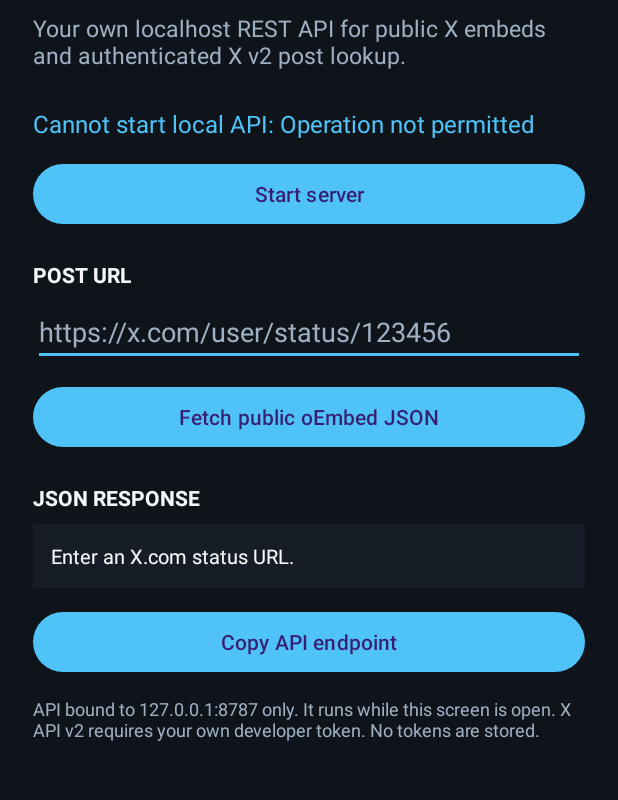
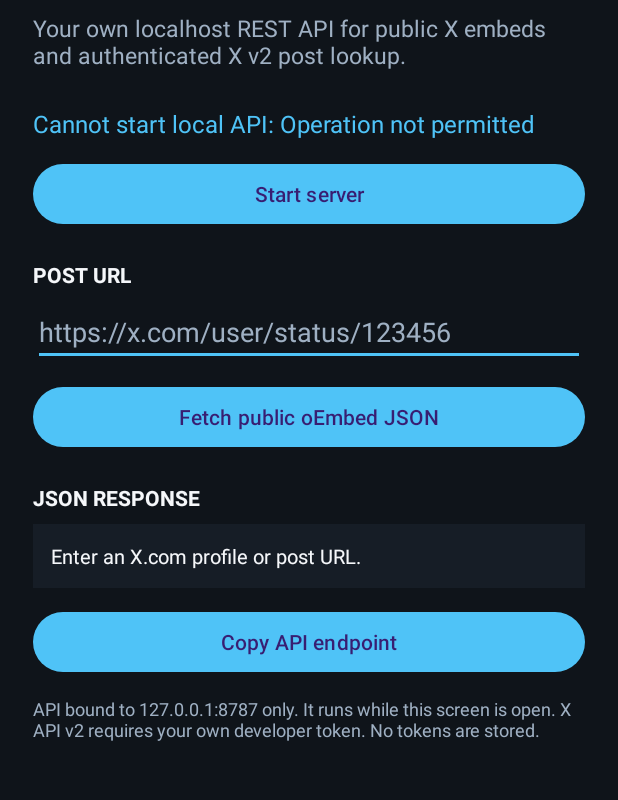
Before and after one commit to Jfdedit3/Bytro-launcher-, an Android app: the screen it shows after launch (MainActivity), after a tap on "Fetch public oEmbed JSON", on a phone screen of 412 x 824 dp, the part 90-890 px from its top. Run offline under Robolectric (Android 15) with nearby library versions, the phone set to English and light mode, and no system bars; network calls fail.

Commit message:
Use public post and profile resolver in Android UI

```diff
--- a/app/src/main/java/com/jfdedit3/bytrolauncher/MainActivity.kt
+++ b/app/src/main/java/com/jfdedit3/bytrolauncher/MainActivity.kt
@@ -37,11 +37,11 @@ class MainActivity : AppCompatActivity() {
         binding.previewButton.setOnClickListener {
             val url = binding.postUrl.text.toString().trim()
             if (url.isEmpty()) {
-                binding.resultText.text = "Enter an X.com status URL."
+                binding.resultText.text = "Enter an X.com profile or post URL."
                 return@setOnClickListener
             }
             binding.resultText.text = "Loading..."
-            val endpoint = "http://127.0.0.1:8787/v1/posts/oembed?url=" +
+            val endpoint = "http://127.0.0.1:8787/v1/resolve?url=" +
                 URLEncoder.encode(url, "UTF-8")
             executor.execute {
                 val response = try {
```
